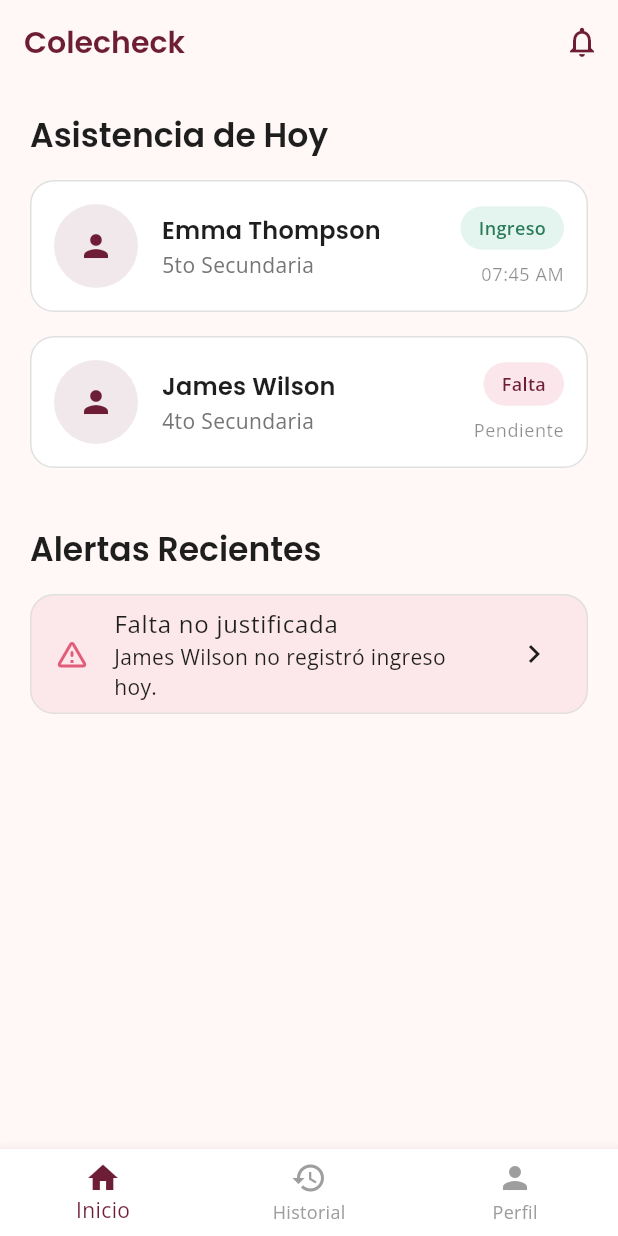
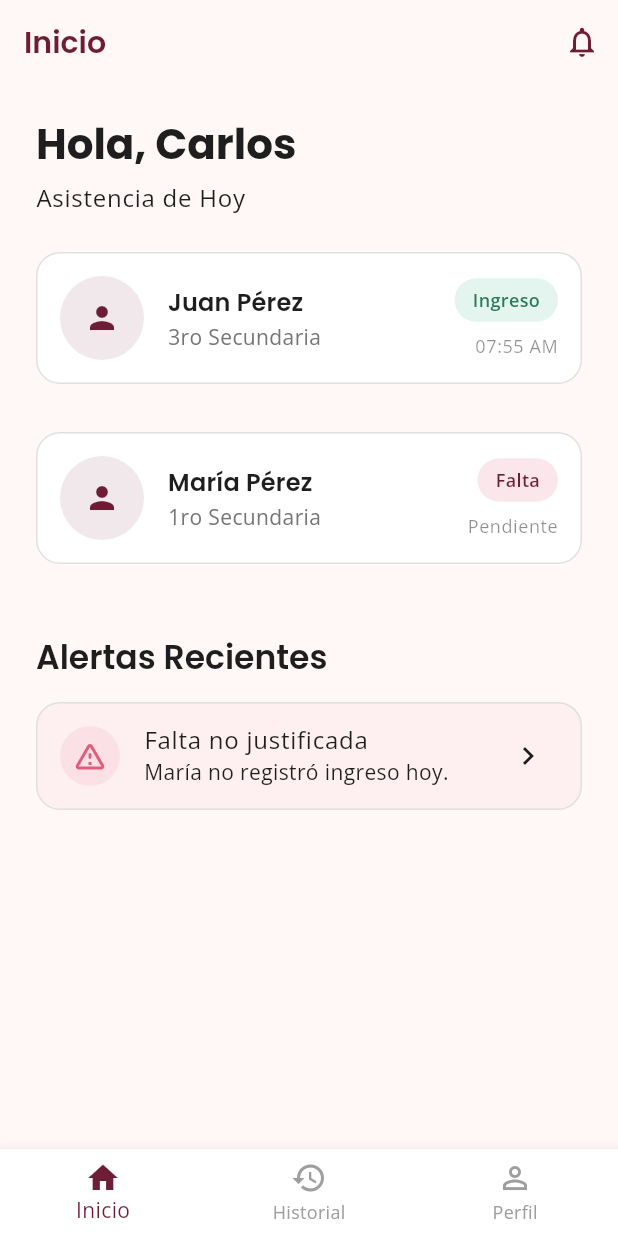
Before and after one commit to Blaydor09/colecheck, a Flutter app: the screen it shows after launch, after a tap on "Entrar como Padre/Apoderado", on a phone screen of 412 x 824 dp. Run offline on Flutter 3.47's test engine with Material 3 defaults, Android fonts, the phone set to English and light mode, and no system bars; our stand-ins replace google_fonts; missing offline and left inert: mobile_scanner.

Commit message:
Mejoras App Movil

```diff
--- a/apps/mobile_app/lib/screens/history_screen.dart
+++ b/apps/mobile_app/lib/screens/history_screen.dart
@@ -1,42 +1,125 @@
 import 'package:flutter/material.dart';
 import '../widgets/status_chip.dart';
 
-class HistoryScreen extends StatelessWidget {
+class HistoryScreen extends StatefulWidget {
   const HistoryScreen({super.key});
+
+  @override
+  State<HistoryScreen> createState() => _HistoryScreenState();
+}
+
+class _HistoryScreenState extends State<HistoryScreen> {
+  int _selectedFilter = 0;
 
   @override
   Widget build(BuildContext context) {
     return Scaffold(
       appBar: AppBar(
         title: const Text('Historial de Asistencia'),
-        leading: IconButton(
-          icon: const Icon(Icons.arrow_back),
-          onPressed: () => Navigator.of(context).pop(),
+        automaticallyImplyLeading: false,
+      ),
+      body: Column(
+        children: [
+          Padding(
+            padding: const EdgeInsets.symmetric(horizontal: 24, vertical: 16),
+            child: SingleChildScrollView(
+              scrollDirection: Axis.horizontal,
+              child: Row(
+                children: [
+                  _buildFilterChip('Esta semana', 0),
+                  const SizedBox(width: 8),
+                  _buildFilterChip('Este mes', 1),
+                  const SizedBox(width: 8),
+                  _buildFilterChip('Todos', 2),
+                ],
               ),
             ),
-      body: ListView.builder(
-        padding: const EdgeInsets.all(20),
-        itemCount: 10,
+          ),
+          Expanded(
+            child: ListView.separated(
+              padding: const EdgeInsets.symmetric(horizontal: 24, vertical: 8),
+              itemCount: 15,
+              separatorBuilder: (context, index) => const Divider(height: 16, color: Color(0xFFEFDEE0)),
               itemBuilder: (context, index) {
                 // Mock data generation
-          final isLate = index == 2;
+                final isLate = index == 2 || index == 8;
                 final isAbsent = index == 5;
                 final status = isAbsent ? StatusType.absent : (isLate ? StatusType.late : StatusType.present);
                 final timeStr = isAbsent ? '--:--' : (isLate ? '08:15 AM' : '07:${45 + (index % 10)} AM');
-          final dateStr = '1${9 - index} de Mayo, 2026';
+                final dateStr = '${19 - index} de Mayo, 2026';
 
-          return Card(
-            margin: const EdgeInsets.only(bottom: 12),
-            child: ListTile(
+                IconData leadingIcon;
+                Color leadingColor;
+
+                switch (status) {
+                  case StatusType.present:
+                    leadingIcon = Icons.check_circle;
+                    leadingColor = const Color(0xFF43B98A); // Success Green
+                    break;
+                  case StatusType.late:
+                    leadingIcon = Icons.schedule;
+                    leadingColor = const Color(0xFFFFC857); // Warm Yellow
+                    break;
+                  case StatusType.absent:
+                    leadingIcon = Icons.cancel;
+                    leadingColor = Theme.of(context).colorScheme.error;
+                    break;
+                  case StatusType.pending:
+                  default:
+                    leadingIcon = Icons.hourglass_empty;
+                    leadingColor = Colors.grey;
+                    break;
+                }
+
+                return ListTile(
+                  contentPadding: EdgeInsets.zero,
+                  leading: Container(
+                    padding: const EdgeInsets.all(8),
+                    decoration: BoxDecoration(
+                      color: leadingColor.withOpacity(0.1),
+                      shape: BoxShape.circle,
+                    ),
+                    child: Icon(leadingIcon, color: leadingColor),
+                  ),
                   title: Text(
                     dateStr,
-                style: const TextStyle(fontWeight: FontWeight.bold),
+                    style: Theme.of(context).textTheme.titleMedium,
                   ),
                   subtitle: Text('Ingreso: $timeStr'),
                   trailing: StatusChip(status: status),
+                  onTap: () {},
+                );
+              },
+            ),
+          ),
+        ],
       ),
     );
+  }
+
+  Widget _buildFilterChip(String label, int index) {
+    final isSelected = _selectedFilter == index;
+    return ChoiceChip(
+      label: Text(label),
+      selected: isSelected,
+      onSelected: (selected) {
+        if (selected) {
+          setState(() {
+            _selectedFilter = index;
+          });
+        }
       },
+      selectedColor: Theme.of(context).primaryColor,
+      labelStyle: TextStyle(
+        color: isSelected ? Colors.white : Theme.of(context).primaryColor,
+        fontWeight: isSelected ? FontWeight.bold : FontWeight.normal,
+      ),
+      backgroundColor: Theme.of(context).scaffoldBackgroundColor,
+      shape: RoundedRectangleBorder(
+        borderRadius: BorderRadius.circular(16),
+        side: BorderSide(
+          color: isSelected ? Theme.of(context).primaryColor : Theme.of(context).primaryColor.withOpacity(0.3),
+        ),
       ),
     );
   }
--- a/apps/mobile_app/lib/screens/home_screen.dart
+++ b/apps/mobile_app/lib/screens/home_screen.dart
@@ -1,7 +1,6 @@
 import 'package:flutter/material.dart';
 import '../widgets/student_card.dart';
 import '../widgets/status_chip.dart';
-import 'history_screen.dart';
 import 'notifications_screen.dart';
 
 class HomeScreen extends StatelessWidget {
@@ -11,7 +10,7 @@ class HomeScreen extends StatelessWidget {
   Widget build(BuildContext context) {
     return Scaffold(
       appBar: AppBar(
-        title: const Text('Colecheck'),
+        title: const Text('Inicio'),
         actions: [
           IconButton(
             icon: const Icon(Icons.notifications_outlined),
@@ -24,58 +23,61 @@ class HomeScreen extends StatelessWidget {
         ],
       ),
       body: SingleChildScrollView(
-        padding: const EdgeInsets.all(20),
+        padding: const EdgeInsets.all(24),
         child: Column(
           crossAxisAlignment: CrossAxisAlignment.start,
           children: [
             Text(
+              'Hola, Carlos',
+              style: Theme.of(context).textTheme.displayMedium?.copyWith(
+                fontSize: 28,
+              ),
+            ),
+            const SizedBox(height: 8),
+            Text(
               'Asistencia de Hoy',
-              style: Theme.of(context).textTheme.titleLarge,
+              style: Theme.of(context).textTheme.bodyLarge,
+            ),
+            const SizedBox(height: 24),
+
+            const StudentCard(
+              name: 'Juan Pérez',
+              grade: '3ro Secundaria',
+              imageUrl: '',
+              status: StatusType.present,
+              time: '07:55 AM',
             ),
             const SizedBox(height: 16),
-            GestureDetector(
-              onTap: () {
-                Navigator.of(context).push(
-                  MaterialPageRoute(builder: (_) => const HistoryScreen()),
-                );
-              },
-              child: const StudentCard(
-                name: 'Emma Thompson',
-                grade: '5to Secundaria',
-                imageUrl: '',
-                status: StatusType.present,
-                time: '07:45 AM',
-              ),
+            const StudentCard(
+              name: 'María Pérez',
+              grade: '1ro Secundaria',
+              imageUrl: '',
+              status: StatusType.absent,
+              time: 'Pendiente',
             ),
-            GestureDetector(
-              onTap: () {
-                Navigator.of(context).push(
-                  MaterialPageRoute(builder: (_) => const HistoryScreen()),
-                );
-              },
-              child: const StudentCard(
-                name: 'James Wilson',
-                grade: '4to Secundaria',
-                imageUrl: '',
-                status: StatusType.absent,
-                time: 'Pendiente',
-              ),
-            ),
-            const SizedBox(height: 24),
+
+            const SizedBox(height: 32),
             Text(
               'Alertas Recientes',
               style: Theme.of(context).textTheme.titleLarge,
             ),
             const SizedBox(height: 16),
             Card(
-              color: Theme.of(context).colorScheme.error.withOpacity(0.1),
+              color: Theme.of(context).colorScheme.error.withOpacity(0.05),
               child: ListTile(
-                leading: Icon(
-                  Icons.warning_amber_rounded,
-                  color: Theme.of(context).colorScheme.error,
+                leading: Container(
+                  padding: const EdgeInsets.all(8),
+                  decoration: BoxDecoration(
+                    color: Theme.of(context).colorScheme.error.withOpacity(0.1),
+                    shape: BoxShape.circle,
+                  ),
+                  child: Icon(
+                    Icons.warning_amber_rounded,
+                    color: Theme.of(context).colorScheme.error,
+                  ),
                 ),
                 title: const Text('Falta no justificada'),
-                subtitle: const Text('James Wilson no registró ingreso hoy.'),
+                subtitle: const Text('María no registró ingreso hoy.'),
                 trailing: const Icon(Icons.chevron_right),
                 onTap: () {},
               ),
@@ -83,16 +85,6 @@ class HomeScreen extends StatelessWidget {
           ],
         ),
       ),
-      bottomNavigationBar: BottomNavigationBar(
-        selectedItemColor: Theme.of(context).primaryColor,
-        unselectedItemColor: Colors.grey,
-        currentIndex: 0,
-        items: const [
-          BottomNavigationBarItem(icon: Icon(Icons.home), label: 'Inicio'),
-          BottomNavigationBarItem(icon: Icon(Icons.history), label: 'Historial'),
-          BottomNavigationBarItem(icon: Icon(Icons.person), label: 'Perfil'),
-        ],
-      ),
     );
   }
 }
--- a/apps/mobile_app/lib/screens/login_screen.dart
+++ b/apps/mobile_app/lib/screens/login_screen.dart
@@ -1,6 +1,6 @@
 import 'package:flutter/material.dart';
 import '../widgets/primary_button.dart';
-import 'home_screen.dart';
+import 'parent_dashboard.dart';
 import 'staff/scanner_screen.dart';
 
 class LoginScreen extends StatelessWidget {
@@ -51,7 +51,7 @@ class LoginScreen extends StatelessWidget {
                 text: 'Entrar como Padre/Apoderado',
                 onPressed: () {
                   Navigator.of(context).pushReplacement(
-                    MaterialPageRoute(builder: (_) => const HomeScreen()),
+                    MaterialPageRoute(builder: (_) => const ParentDashboard()),
                   );
                 },
               ),
@@ -60,7 +60,6 @@ class LoginScreen extends StatelessWidget {
                 text: 'Entrar como Personal (Escáner)',
                 isGhost: true,
                 onPressed: () {
-                  // Temporalmente usando Placeholder hasta crear la pantalla
                   Navigator.of(context).pushReplacement(
                     MaterialPageRoute(builder: (_) => const ScannerScreen()),
                   );
--- /dev/null
+++ b/apps/mobile_app/lib/screens/parent_dashboard.dart
@@ -0,0 +1,46 @@
+import 'package:flutter/material.dart';
+import 'home_screen.dart';
+import 'history_screen.dart';
+import 'profile_screen.dart';
+
+class ParentDashboard extends StatefulWidget {
+  const ParentDashboard({super.key});
+
+  @override
+  State<ParentDashboard> createState() => _ParentDashboardState();
+}
+
+class _ParentDashboardState extends State<ParentDashboard> {
+  int _currentIndex = 0;
+
+  final List<Widget> _tabs = [
+    const HomeScreen(),
+    const HistoryScreen(),
+    const ProfileScreen(),
+  ];
+
+  @override
+  Widget build(BuildContext context) {
+    return Scaffold(
+      body: IndexedStack(
+        index: _currentIndex,
+        children: _tabs,
+      ),
+      bottomNavigationBar: BottomNavigationBar(
+        selectedItemColor: Theme.of(context).primaryColor,
+        unselectedItemColor: Colors.grey,
+        currentIndex: _currentIndex,
+        onTap: (index) {
+          setState(() {
+            _currentIndex = index;
+          });
+        },
+        items: const [
+          BottomNavigationBarItem(icon: Icon(Icons.home_outlined), activeIcon: Icon(Icons.home), label: 'Inicio'),
+          BottomNavigationBarItem(icon: Icon(Icons.history_outlined), activeIcon: Icon(Icons.history), label: 'Historial'),
+          BottomNavigationBarItem(icon: Icon(Icons.person_outline), activeIcon: Icon(Icons.person), label: 'Perfil'),
+        ],
+      ),
+    );
+  }
+}
--- /dev/null
+++ b/apps/mobile_app/lib/screens/profile_screen.dart
@@ -0,0 +1,129 @@
+import 'package:flutter/material.dart';
+import 'login_screen.dart';
+
+class ProfileScreen extends StatelessWidget {
+  const ProfileScreen({super.key});
+
+  @override
+  Widget build(BuildContext context) {
+    return Scaffold(
+      appBar: AppBar(
+        title: const Text('Mi Perfil'),
+      ),
+      body: SingleChildScrollView(
+        padding: const EdgeInsets.all(24),
+        child: Column(
+          children: [
+            Center(
+              child: Column(
+                children: [
+                  CircleAvatar(
+                    radius: 50,
+                    backgroundColor: Theme.of(context).primaryColor.withOpacity(0.1),
+                    child: Icon(
+                      Icons.person,
+                      size: 60,
+                      color: Theme.of(context).primaryColor,
+                    ),
+                  ),
+                  const SizedBox(height: 16),
+                  Text(
+                    'Carlos Pérez',
+                    style: Theme.of(context).textTheme.titleLarge,
+                  ),
+                  const SizedBox(height: 4),
+                  Text(
+                    'carlos@ejemplo.com',
+                    style: Theme.of(context).textTheme.bodyMedium,
+                  ),
+                  Text(
+                    '+123456789',
+                    style: Theme.of(context).textTheme.bodyMedium,
+                  ),
+                ],
+              ),
+            ),
+            const SizedBox(height: 40),
+
+            _buildSectionTitle(context, 'Mis Estudiantes'),
+            const SizedBox(height: 16),
+            Card(
+              child: ListTile(
+                leading: const CircleAvatar(
+                  backgroundColor: Color(0xFFF0F0F0),
+                  child: Text('J'),
+                ),
+                title: const Text('Juan Pérez'),
+                subtitle: const Text('3ro Secundaria'),
+                trailing: const Icon(Icons.chevron_right),
+                onTap: () {},
+              ),
+            ),
+            const SizedBox(height: 12),
+            OutlinedButton.icon(
+              onPressed: () {},
+              icon: const Icon(Icons.add),
+              label: const Text('Vincular nuevo estudiante'),
+              style: OutlinedButton.styleFrom(
+                minimumSize: const Size.fromHeight(50),
+                shape: RoundedRectangleBorder(
+                  borderRadius: BorderRadius.circular(12),
+                ),
+              ),
+            ),
+
+            const SizedBox(height: 32),
+            _buildSectionTitle(context, 'Configuración'),
+            const SizedBox(height: 16),
+            Card(
+              child: Column(
+                children: [
+                  ListTile(
+                    leading: const Icon(Icons.notifications_outlined),
+                    title: const Text('Notificaciones'),
+                    trailing: const Icon(Icons.chevron_right),
+                    onTap: () {},
+                  ),
+                  const Divider(height: 1),
+                  ListTile(
+                    leading: const Icon(Icons.help_outline),
+                    title: const Text('Ayuda y Soporte'),
+                    trailing: const Icon(Icons.chevron_right),
+                    onTap: () {},
+                  ),
+                ],
+              ),
+            ),
+
+            const SizedBox(height: 48),
+            TextButton.icon(
+              onPressed: () {
+                Navigator.of(context, rootNavigator: true).pushReplacement(
+                  MaterialPageRoute(builder: (_) => const LoginScreen()),
+                );
+              },
+              icon: const Icon(Icons.logout, color: Colors.red),
+              label: const Text(
+                'Cerrar Sesión',
+                style: TextStyle(color: Colors.red),
+              ),
+            ),
+            const SizedBox(height: 24),
+          ],
+        ),
+      ),
+    );
+  }
+
+  Widget _buildSectionTitle(BuildContext context, String title) {
+    return Align(
+      alignment: Alignment.centerLeft,
+      child: Text(
+        title,
+        style: Theme.of(context).textTheme.titleMedium?.copyWith(
+          color: Theme.of(context).primaryColor,
+        ),
+      ),
+    );
+  }
+}
```
Lines whose indentation alone changed are shown as unchanged.
